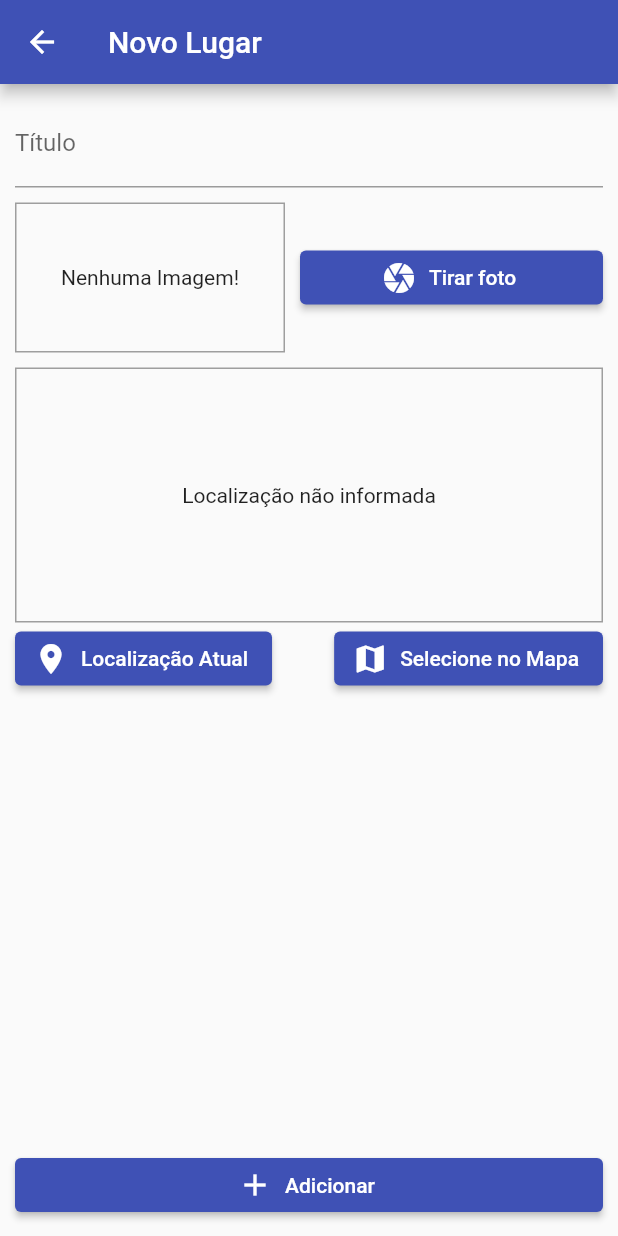
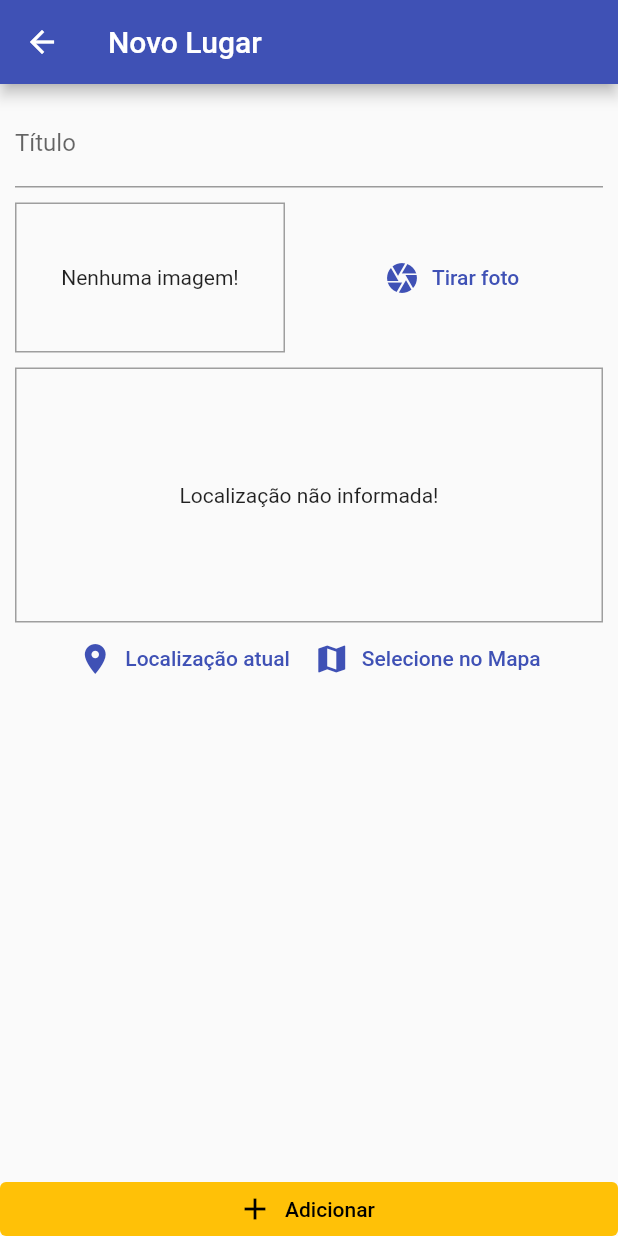
Before and after one commit to mechztcc/flutter-recursos-nativos, a Flutter app: the screen it shows after launch, after a tap on the "add" icon, on a phone screen of 412 x 824 dp. Run offline on Flutter 3.47's test engine with Material 2 defaults, Android fonts, the light colour scheme and no system bars; our stand-ins replace image_picker, location, sqflite; accounts and stored records are empty.

Commit message:
clone content by cod3r to resolve erros and add location finder

```diff
--- a/lib/main.dart
+++ b/lib/main.dart
@@ -1,30 +1,30 @@
 import 'package:flutter/material.dart';
 import 'package:provider/provider.dart';
-import 'package:recursos_nativos/providers/great_places.dart';
 import 'package:recursos_nativos/screens/place_form_screen.dart';
-import 'package:recursos_nativos/screens/places_list_screen.dart';
 import 'package:recursos_nativos/utils/app_routes.dart';
+import './screens/places_list_screen.dart';
+import 'provider/great_places.dart';
 
 void main() {
-  runApp(const MyApp());
+  runApp(MyApp());
 }
 
 class MyApp extends StatelessWidget {
-  const MyApp({Key? key}) : super(key: key);
-
+  // This widget is the root of your application.
   @override
   Widget build(BuildContext context) {
     return ChangeNotifierProvider(
       create: (ctx) => GreatPlaces(),
       child: MaterialApp(
-        debugShowCheckedModeBanner: false,
         title: 'Great Places',
         theme: ThemeData(
-            colorScheme: ColorScheme.fromSwatch(primarySwatch: Colors.indigo)
-                .copyWith(secondary: Colors.amber)),
-        home: const PlacesListScreen(),
+          primarySwatch: Colors.indigo,
+          accentColor: Colors.amber,
+          visualDensity: VisualDensity.adaptivePlatformDensity,
+        ),
+        home: PlacesListScreen(),
         routes: {
-          AppRoutes.PLACE_FORM: (context) => const PlaceFormScreen(),
+          AppRoutes.PLACE_FORM: (ctx) => PlaceFormScreen(),
         },
       ),
     );
--- a/lib/models/place.dart
+++ b/lib/models/place.dart
@@ -3,11 +3,13 @@ import 'dart:io';
 class PlaceLocation {
   final double latitude;
   final double longitude;
-
   final String address;
 
-  PlaceLocation(this.address,
-      {required this.latitude, required this.longitude});
+  PlaceLocation({
+    required this.latitude,
+    required this.longitude,
+    this.address = '',
+  });
 }
 
 class Place {
@@ -19,6 +21,6 @@ class Place {
   Place(
       {required this.id,
       required this.title,
-      // required this.location,
-      required this.image});
+      required this.image,
+      this.location});
 }
--- /dev/null
+++ b/lib/provider/great_places.dart
@@ -0,0 +1,60 @@
+import 'dart:io';
+import 'dart:math';
+
+import 'package:flutter/material.dart';
+import 'package:recursos_nativos/models/place.dart';
+import 'package:recursos_nativos/utils/db_util.dart';
+
+class GreatPlaces with ChangeNotifier {
+  List<Place> _items = [];
+
+  Future<void> loadPlaces() async {
+    final dataList = await DbUtil.getData('places');
+    _items = dataList
+        .map(
+          (item) => Place(
+            id: item['id'],
+            title: item['title'],
+            image: File(item['image']),
+            location: PlaceLocation(
+              latitude: 0.0,
+              longitude: 0.0,
+            ),
+          ),
+        )
+        .toList();
+    notifyListeners();
+  }
+
+  List<Place> get items {
+    return [..._items];
+  }
+
+  int get itemsCount {
+    return _items.length;
+  }
+
+  Place itemByIndex(int index) {
+    return _items[index];
+  }
+
+  void addPlace(String title, File image) {
+    final newPlace = Place(
+      id: Random().nextDouble().toString(),
+      title: title,
+      image: image,
+      location: PlaceLocation(
+        latitude: 0.0,
+        longitude: 0.0,
+      ),
+    );
+
+    _items.add(newPlace);
+    DbUtil.insert('places', {
+      'id': newPlace.id,
+      'title': newPlace.title,
+      'image': newPlace.image.path,
+    });
+    notifyListeners();
+  }
+}
--- a/lib/providers/great_places.dart
+++ /dev/null
@@ -1,57 +0,0 @@
-import 'dart:io';
-import 'dart:math';
-
-import 'package:flutter/widgets.dart';
-import 'package:recursos_nativos/models/place.dart';
-import 'package:recursos_nativos/utils/db_util.dart';
-
-class GreatPlaces with ChangeNotifier {
-  List<Place> _items = [];
-
-  List<Place> get items {
-    return [..._items];
-  }
-
-  int get itemsCount {
-    return _items.length;
-  }
-
-  Place getItemByIndex(int index) {
-    return _items[index];
-  }
-
-  void addPlace(String title, File image) {
-    final newPlace = Place(
-      id: Random().nextDouble().toString(),
-      title: title,
-      image: image,
-    );
-
-    _items.add(newPlace);
-    DbUtil.insert(
-      'places',
-      {
-        'id': newPlace.id,
-        'title': newPlace.title,
-        'image': newPlace.image.path,
-      },
-    );
-    notifyListeners();
-  }
-
-  Future<void> loadPlaces() async {
-    final dataList = await DbUtil.getData('places');
-    _items = dataList
-        .map(
-          (item) => Place(
-            id: item['id'],
-            title: item['title'],
-            image: File(
-              item['image'],
-            ),
-          ),
-        )
-        .toList();
-    notifyListeners();
-  }
-}
--- a/lib/screens/place_form_screen.dart
+++ b/lib/screens/place_form_screen.dart
@@ -2,75 +2,80 @@ import 'dart:io';
 
 import 'package:flutter/material.dart';
 import 'package:provider/provider.dart';
-import 'package:recursos_nativos/providers/great_places.dart';
+import 'package:recursos_nativos/provider/great_places.dart';
 import 'package:recursos_nativos/widgets/image_input.dart';
 import 'package:recursos_nativos/widgets/location_input.dart';
 
 class PlaceFormScreen extends StatefulWidget {
-  const PlaceFormScreen({Key? key}) : super(key: key);
-
   @override
   _PlaceFormScreenState createState() => _PlaceFormScreenState();
 }
 
 class _PlaceFormScreenState extends State<PlaceFormScreen> {
-  final _titleControler = TextEditingController();
-
+  final _titleController = TextEditingController();
   File? _pickedImage;
 
+  void _selectImage(File pickedImage) {
+    _pickedImage = pickedImage;
+  }
+
   void _submitForm() {
-    if (_titleControler.text.isEmpty || _pickedImage == null) {
+    if (_titleController.text.isEmpty || _pickedImage == null) {
       return;
     }
 
-    Provider.of<GreatPlaces>(context, listen: false)
-        .addPlace(_titleControler.text, _pickedImage!);
+    Provider.of<GreatPlaces>(context, listen: false).addPlace(
+      _titleController.text,
+      _pickedImage!,
+    );
 
     Navigator.of(context).pop();
-  }
-
-  void _selectedImage(File pickedImage) {
-    _pickedImage = pickedImage;
   }
 
   @override
   Widget build(BuildContext context) {
     return Scaffold(
-        appBar: AppBar(title: Text('Novo Lugar')),
-        body: Padding(
-          padding: const EdgeInsets.all(10.0),
-          child: Column(
+      appBar: AppBar(
+        title: Text('Novo Lugar'),
+      ),
+      body: Column(
+        //mainAxisAlignment: MainAxisAlignment.spaceBetween,
         crossAxisAlignment: CrossAxisAlignment.stretch,
         children: [
           Expanded(
+            child: SingleChildScrollView(
+              child: Padding(
+                padding: const EdgeInsets.all(10),
                 child: Column(
                   children: [
                     TextField(
-                      controller: _titleControler,
+                      controller: _titleController,
                       decoration: InputDecoration(
                         labelText: 'Título',
                       ),
                     ),
-                    SizedBox(
-                      height: 10,
-                    ),
-                    ImageInput(
-                      onSelectImage: _selectedImage,
-                    ),
-                    SizedBox(
-                      height: 10,
-                    ),
+                    SizedBox(height: 10),
+                    ImageInput(this._selectImage),
+                    SizedBox(height: 10),
                     LocationInput(),
                   ],
                 ),
               ),
+            ),
+          ),
           ElevatedButton.icon(
-                onPressed: _submitForm,
             icon: Icon(Icons.add),
             label: Text('Adicionar'),
+            style: ElevatedButton.styleFrom(
+              primary: Theme.of(context).accentColor,
+              onPrimary: Colors.black,
+              elevation: 0,
+              tapTargetSize: MaterialTapTargetSize.shrinkWrap,
+            ),
+            onPressed: _submitForm,
           ),
         ],
       ),
-        ));
+    );
   }
 }
--- a/lib/screens/places_list_screen.dart
+++ b/lib/screens/places_list_screen.dart
@@ -1,49 +1,47 @@
 import 'package:flutter/material.dart';
 import 'package:provider/provider.dart';
-import 'package:recursos_nativos/providers/great_places.dart';
+import 'package:recursos_nativos/provider/great_places.dart';
 import 'package:recursos_nativos/utils/app_routes.dart';
 
 class PlacesListScreen extends StatelessWidget {
-  const PlacesListScreen({Key? key}) : super(key: key);
-
   @override
   Widget build(BuildContext context) {
     return Scaffold(
       appBar: AppBar(
-          title: Text('Meus Lugares'),
+        title: Text('Meus lugares'),
         actions: [
           IconButton(
             icon: Icon(Icons.add),
             onPressed: () {
               Navigator.of(context).pushNamed(AppRoutes.PLACE_FORM);
             },
-            )
+          ),
         ],
       ),
       body: FutureBuilder(
         future: Provider.of<GreatPlaces>(context, listen: false).loadPlaces(),
-          builder: (context, snapshot) => snapshot.connectionState ==
+        builder: (ctx, snapshot) => snapshot.connectionState ==
                 ConnectionState.waiting
             ? Center(child: CircularProgressIndicator())
             : Consumer<GreatPlaces>(
+                child: Center(
+                  child: Text('Nenhum local cadastrado!'),
+                ),
                 builder: (ctx, greatPlaces, ch) => greatPlaces.itemsCount == 0
                     ? ch!
                     : ListView.builder(
                         itemCount: greatPlaces.itemsCount,
                         itemBuilder: (ctx, i) => ListTile(
                           leading: CircleAvatar(
-                              backgroundImage: FileImage(
-                                greatPlaces.getItemByIndex(i).image,
+                            backgroundImage:
+                                FileImage(greatPlaces.itemByIndex(i).image),
                           ),
-                            ),
-                            title: Text(greatPlaces.getItemByIndex(i).title),
+                          title: Text(greatPlaces.itemByIndex(i).title),
                           onTap: () {},
                         ),
                       ),
-                  child: const Center(
-                    child: Text('Nenhum local encontrado'),
               ),
       ),
-        ));
+    );
   }
 }
--- a/lib/utils/db_util.dart
+++ b/lib/utils/db_util.dart
@@ -25,7 +25,6 @@ class DbUtil {
 
   static Future<List<Map<String, dynamic>>> getData(String table) async {
     final db = await DbUtil.database();
-
     return db.query(table);
   }
 }
--- a/lib/widgets/image_input.dart
+++ b/lib/widgets/image_input.dart
@@ -2,14 +2,13 @@ import 'dart:io';
 
 import 'package:flutter/material.dart';
 import 'package:image_picker/image_picker.dart';
-
 import 'package:path/path.dart' as path;
 import 'package:path_provider/path_provider.dart' as syspaths;
 
 class ImageInput extends StatefulWidget {
-  const ImageInput({Key? key, required this.onSelectImage}) : super(key: key);
+  final Function onSelectImage;
 
-  final Function onSelectImage;
+  ImageInput(this.onSelectImage);
 
   @override
   _ImageInputState createState() => _ImageInputState();
@@ -29,11 +28,11 @@ class _ImageInputState extends State<ImageInput> {
       _storedImage = File(imageFile.path);
     });
 
-    // local para salvar arquivos
     final appDir = await syspaths.getApplicationDocumentsDirectory();
     String fileName = path.basename(_storedImage!.path);
-    final savedImage = await _storedImage!.copy('${appDir.path}/${fileName}');
-
+    final savedImage = await _storedImage!.copy(
+      '${appDir.path}/$fileName',
+    );
     widget.onSelectImage(savedImage);
   }
 
@@ -45,10 +44,7 @@ class _ImageInputState extends State<ImageInput> {
           width: 180,
           height: 100,
           decoration: BoxDecoration(
-              border: Border.all(
-                width: 1,
-                color: Colors.grey,
-              ),
+            border: Border.all(width: 1, color: Colors.grey),
           ),
           alignment: Alignment.center,
           child: _storedImage != null
@@ -57,15 +53,14 @@ class _ImageInputState extends State<ImageInput> {
                   width: double.infinity,
                   fit: BoxFit.cover,
                 )
-                : Text('Nenhuma Imagem!')),
-        SizedBox(
-          width: 10,
+              : Text('Nenhuma imagem!'),
         ),
+        SizedBox(width: 10),
         Expanded(
-          child: ElevatedButton.icon(
-            onPressed: _takePicture,
+          child: TextButton.icon(
             icon: Icon(Icons.camera),
             label: Text('Tirar foto'),
+            onPressed: _takePicture,
           ),
         ),
       ],
--- a/lib/widgets/location_input.dart
+++ b/lib/widgets/location_input.dart
@@ -1,8 +1,7 @@
 import 'package:flutter/material.dart';
+import 'package:location/location.dart';
 
 class LocationInput extends StatefulWidget {
-  const LocationInput({Key? key}) : super(key: key);
-
   @override
   _LocationInputState createState() => _LocationInputState();
 }
@@ -10,33 +9,43 @@ class LocationInput extends StatefulWidget {
 class _LocationInputState extends State<LocationInput> {
   String? _previewImageUrl;
 
+  Future<void> _getCurrentUserLocation() async {
+    final locData = await Location().getLocation();
+    print(locData.longitude);
+    print(locData.latitude);
+  }
+
   @override
   Widget build(BuildContext context) {
     return Column(
       children: [
         Container(
-          alignment: Alignment.center,
           height: 170,
           width: double.infinity,
+          alignment: Alignment.center,
           decoration: BoxDecoration(
-            border: Border.all(width: 1, color: Colors.grey),
+            border: Border.all(
+              width: 1,
+              color: Colors.grey,
+            ),
           ),
           child: _previewImageUrl == null
-              ? Text('Localização não informada')
+              ? Text('Localização não informada!')
               : Image.network(
                   _previewImageUrl!,
                   fit: BoxFit.cover,
+                  width: double.infinity,
                 ),
         ),
         Row(
-          mainAxisAlignment: MainAxisAlignment.spaceBetween,
+          mainAxisAlignment: MainAxisAlignment.center,
           children: [
-            ElevatedButton.icon(
+            TextButton.icon(
               icon: Icon(Icons.location_on),
-              label: Text('Localização Atual'),
-              onPressed: () {},
+              label: Text('Localização atual'),
+              onPressed: _getCurrentUserLocation,
             ),
-            ElevatedButton.icon(
+            TextButton.icon(
               icon: Icon(Icons.map),
               label: Text('Selecione no Mapa'),
               onPressed: () {},
--- a/pubspec.yaml
+++ b/pubspec.yaml
@@ -39,6 +39,7 @@ dependencies:
   path_provider: ^2.0.8
   path: ^1.8.0
   sqflite: ^2.0.1
+  location: ^4.3.0
 
 
 dev_dependencies:
```
Also changed, not shown: pubspec.lock, 1 other file. Lines whose indentation alone changed are shown as unchanged.
